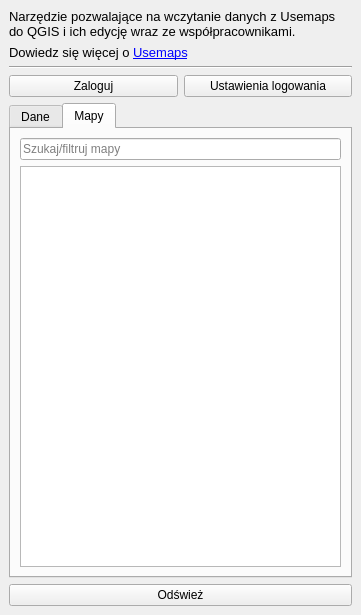
Old version of the form usemaps_plugin/service/main_dockwidget.ui in the repository gis-support/usemaps-qgis-plugin.
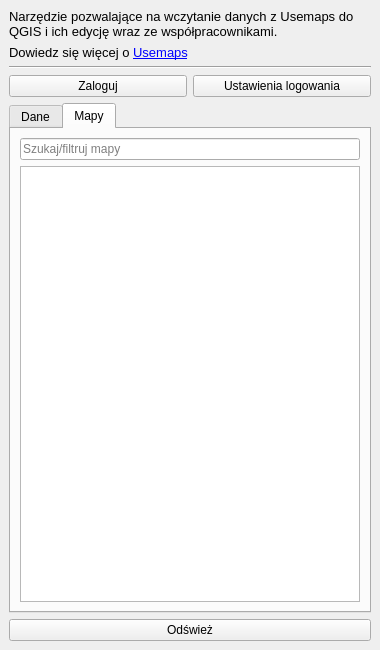
New version of the form. The open tabs and pages were chosen to show the change.

Commit message: DEV-13634: Poprawki na TableView

What changed in the file:
```diff
--- a/usemaps_plugin/service/main_dockwidget.ui
+++ b/usemaps_plugin/service/main_dockwidget.ui
@@ -6,8 +6,8 @@
    <rect>
     <x>0</x>
     <y>0</y>
-    <width>361</width>
-    <height>615</height>
+    <width>380</width>
+    <height>650</height>
    </rect>
   </property>
   <property name="windowTitle">
@@ -111,13 +111,22 @@
          </widget>
         </item>
         <item>
-         <widget class="QTreeView" name="mapTreeView">
-          <property name="mouseTracking">
-           <bool>false</bool>
+         <widget class="QTableView" name="mapTableView">
+          <property name="selectionBehavior">
+           <enum>QAbstractItemView::SelectRows</enum>
           </property>
-          <property name="indentation">
-           <number>5</number>
+          <property name="sortingEnabled">
+           <bool>true</bool>
           </property>
+          <property name="showGrid">
+           <bool>false</bool>
+          </property>
+          <attribute name="horizontalHeaderStretchLastSection">
+           <bool>true</bool>
+          </attribute>
+          <attribute name="verticalHeaderVisible">
+           <bool>false</bool>
+          </attribute>
          </widget>
         </item>
        </layout>
```
Left out of the diff: 2 changed lines with no effect on the pictures. The commit also changes 2 other files.
